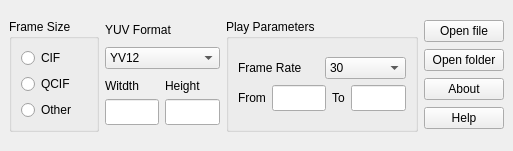
First picture: the form in UI_YUVviewer.ui, repository QQxiaoming/YUVviewer, before the edit.
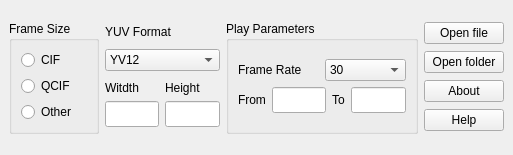
Second picture: the form after the edit.

The edit to the form file:
```diff
--- a/UI_YUVviewer.ui
+++ b/UI_YUVviewer.ui
@@ -7,7 +7,7 @@
     <x>0</x>
     <y>0</y>
     <width>513</width>
-    <height>151</height>
+    <height>155</height>
    </rect>
   </property>
   <property name="windowTitle">
```
Left out of the diff: 18 changed lines with no effect on the pictures.
